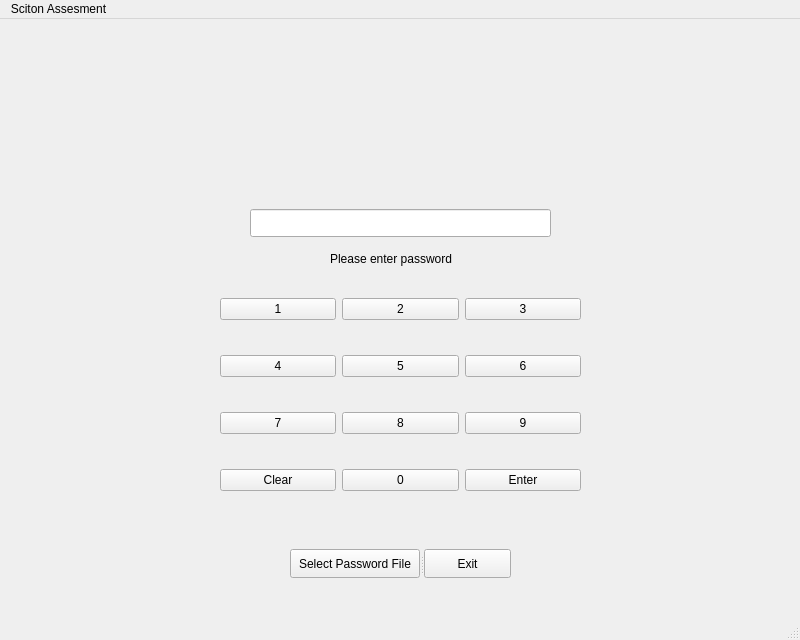
The window that mainwindow.ui (LobsterFestival/QT-PinPad) describes before a commit, drawn with Qt 5.
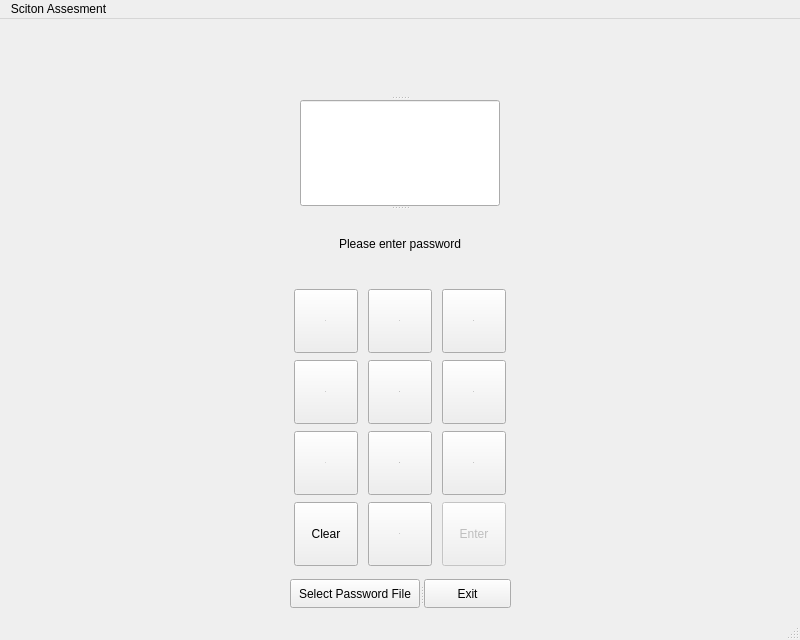
The same window after the commit. Icons and pictures are not drawn.

The edit to the form file:
```diff
--- a/mainwindow.ui
+++ b/mainwindow.ui
@@ -14,182 +14,426 @@
    <string>MainWindow</string>
   </property>
   <widget class="QWidget" name="centralwidget">
-   <widget class="QLabel" name="promptText">
+   <widget class="QSplitter" name="splitter">
     <property name="geometry">
      <rect>
-      <x>330</x>
-      <y>230</y>
-      <width>151</width>
-      <height>20</height>
+      <x>290</x>
+      <y>560</y>
+      <width>221</width>
+      <height>29</height>
      </rect>
     </property>
-    <property name="text">
-     <string>Please enter password</string>
+    <property name="orientation">
+     <enum>Qt::Horizontal</enum>
     </property>
+    <widget class="QPushButton" name="pushButton">
+     <property name="text">
+      <string>Select Password File</string>
+     </property>
+    </widget>
+    <widget class="QPushButton" name="b_exit">
+     <property name="text">
+      <string>Exit</string>
+     </property>
+    </widget>
    </widget>
    <widget class="QWidget" name="layoutWidget">
     <property name="geometry">
      <rect>
-      <x>220</x>
-      <y>250</y>
-      <width>361</width>
-      <height>251</height>
+      <x>290</x>
+      <y>269</y>
+      <width>221</width>
+      <height>279</height>
      </rect>
     </property>
     <layout class="QGridLayout" name="gridLayout">
-     <item row="1" column="1">
-      <widget class="QPushButton" name="b_5">
-       <property name="text">
-        <string>5</string>
-       </property>
-      </widget>
-     </item>
-     <item row="1" column="2">
-      <widget class="QPushButton" name="b_6">
-       <property name="text">
-        <string>6</string>
-       </property>
-      </widget>
-     </item>
      <item row="3" column="0">
       <widget class="QPushButton" name="b_clear">
+       <property name="maximumSize">
+        <size>
+         <width>64</width>
+         <height>64</height>
+        </size>
+       </property>
        <property name="text">
         <string>Clear</string>
        </property>
       </widget>
      </item>
-     <item row="2" column="0">
-      <widget class="QPushButton" name="b_7">
-       <property name="text">
-        <string>7</string>
-       </property>
-      </widget>
-     </item>
-     <item row="2" column="1">
-      <widget class="QPushButton" name="b_8">
-       <property name="text">
-        <string>8</string>
-       </property>
-      </widget>
-     </item>
      <item row="3" column="2">
       <widget class="QPushButton" name="b_enter">
+       <property name="enabled">
+        <bool>false</bool>
+       </property>
+       <property name="maximumSize">
+        <size>
+         <width>64</width>
+         <height>64</height>
+        </size>
+       </property>
        <property name="text">
         <string>Enter</string>
        </property>
       </widget>
      </item>
-     <item row="2" column="2">
-      <widget class="QPushButton" name="b_9">
+     <item row="1" column="2">
+      <widget class="QPushButton" name="b_6">
+       <property name="maximumSize">
+        <size>
+         <width>64</width>
+         <height>64</height>
+        </size>
+       </property>
+       <property name="font">
+        <font>
+         <pointsize>1</pointsize>
+        </font>
+       </property>
        <property name="text">
-        <string>9</string>
+        <string>6</string>
+       </property>
+       <property name="icon">
+        <iconset resource="logoimg.qrc">
+         <normaloff>:/PayPhoneButtons/6.png</normaloff>:/PayPhoneButtons/6.png</iconset>
+       </property>
+       <property name="iconSize">
+        <size>
+         <width>64</width>
+         <height>64</height>
+        </size>
+       </property>
+      </widget>
+     </item>
+     <item row="0" column="2">
+      <widget class="QPushButton" name="b_3">
+       <property name="maximumSize">
+        <size>
+         <width>64</width>
+         <height>64</height>
+        </size>
+       </property>
+       <property name="font">
+        <font>
+         <pointsize>1</pointsize>
+        </font>
+       </property>
+       <property name="text">
+        <string>3</string>
+       </property>
+       <property name="icon">
+        <iconset resource="logoimg.qrc">
+         <normaloff>:/PayPhoneButtons/3.png</normaloff>:/PayPhoneButtons/3.png</iconset>
+       </property>
+       <property name="iconSize">
+        <size>
+         <width>64</width>
+         <height>64</height>
+        </size>
        </property>
       </widget>
      </item>
      <item row="0" column="0">
       <widget class="QPushButton" name="b_1">
+       <property name="enabled">
+        <bool>true</bool>
+       </property>
+       <property name="maximumSize">
+        <size>
+         <width>64</width>
+         <height>64</height>
+        </size>
+       </property>
+       <property name="font">
+        <font>
+         <pointsize>1</pointsize>
+        </font>
+       </property>
        <property name="text">
         <string>1</string>
        </property>
+       <property name="icon">
+        <iconset resource="logoimg.qrc">
+         <normaloff>:/PayPhoneButtons/1.png</normaloff>:/PayPhoneButtons/1.png</iconset>
+       </property>
+       <property name="iconSize">
+        <size>
+         <width>64</width>
+         <height>64</height>
+        </size>
+       </property>
        <property name="flat">
         <bool>false</bool>
        </property>
       </widget>
      </item>
+     <item row="1" column="1">
+      <widget class="QPushButton" name="b_5">
+       <property name="maximumSize">
+        <size>
+         <width>64</width>
+         <height>64</height>
+        </size>
+       </property>
+       <property name="font">
+        <font>
+         <pointsize>1</pointsize>
+        </font>
+       </property>
+       <property name="text">
+        <string>5</string>
+       </property>
+       <property name="icon">
+        <iconset resource="logoimg.qrc">
+         <normaloff>:/PayPhoneButtons/5.png</normaloff>:/PayPhoneButtons/5.png</iconset>
+       </property>
+       <property name="iconSize">
+        <size>
+         <width>64</width>
+         <height>64</height>
+        </size>
+       </property>
+      </widget>
+     </item>
+     <item row="2" column="1">
+      <widget class="QPushButton" name="b_8">
+       <property name="maximumSize">
+        <size>
+         <width>64</width>
+         <height>64</height>
+        </size>
+       </property>
+       <property name="font">
+        <font>
+         <pointsize>1</pointsize>
+        </font>
+       </property>
+       <property name="text">
+        <string>8</string>
+       </property>
+       <property name="icon">
+        <iconset resource="logoimg.qrc">
+         <normaloff>:/PayPhoneButtons/8.png</normaloff>:/PayPhoneButtons/8.png</iconset>
+       </property>
+       <property name="iconSize">
+        <size>
+         <width>64</width>
+         <height>64</height>
+        </size>
+       </property>
+      </widget>
+     </item>
+     <item row="2" column="2">
+      <widget class="QPushButton" name="b_9">
+       <property name="maximumSize">
+        <size>
+         <width>64</width>
+         <height>64</height>
+        </size>
+       </property>
+       <property name="font">
+        <font>
+         <pointsize>1</pointsize>
+        </font>
+       </property>
+       <property name="text">
+        <string>9</string>
+       </property>
+       <property name="icon">
+        <iconset resource="logoimg.qrc">
+         <normaloff>:/PayPhoneButtons/9.png</normaloff>:/PayPhoneButtons/9.png</iconset>
+       </property>
+       <property name="iconSize">
+        <size>
+         <width>64</width>
+         <height>64</height>
+        </size>
+       </property>
+      </widget>
+     </item>
      <item row="1" column="0">
       <widget class="QPushButton" name="b_4">
+       <property name="maximumSize">
+        <size>
+         <width>64</width>
+         <height>64</height>
+        </size>
+       </property>
+       <property name="font">
+        <font>
+         <pointsize>1</pointsize>
+        </font>
+       </property>
        <property name="text">
         <string>4</string>
        </property>
+       <property name="icon">
+        <iconset resource="logoimg.qrc">
+         <normaloff>:/PayPhoneButtons/4.png</normaloff>:/PayPhoneButtons/4.png</iconset>
+       </property>
+       <property name="iconSize">
+        <size>
+         <width>64</width>
+         <height>64</height>
+        </size>
+       </property>
+      </widget>
+     </item>
+     <item row="3" column="1">
+      <widget class="QPushButton" name="b_0">
+       <property name="sizePolicy">
+        <sizepolicy hsizetype="Fixed" vsizetype="Fixed">
+         <horstretch>0</horstretch>
+         <verstretch>0</verstretch>
+        </sizepolicy>
+       </property>
+       <property name="minimumSize">
+        <size>
+         <width>64</width>
+         <height>64</height>
+        </size>
+       </property>
+       <property name="maximumSize">
+        <size>
+         <width>64</width>
+         <height>64</height>
+        </size>
+       </property>
+       <property name="font">
+        <font>
+         <pointsize>1</pointsize>
+        </font>
+       </property>
+       <property name="text">
+        <string notr="true">0</string>
+       </property>
+       <property name="icon">
+        <iconset resource="logoimg.qrc">
+         <normaloff>:/PayPhoneButtons/0.png</normaloff>:/PayPhoneButtons/0.png</iconset>
+       </property>
+       <property name="iconSize">
+        <size>
+         <width>64</width>
+         <height>64</height>
+        </size>
+       </property>
+      </widget>
+     </item>
+     <item row="2" column="0">
+      <widget class="QPushButton" name="b_7">
+       <property name="maximumSize">
+        <size>
+         <width>64</width>
+         <height>64</height>
+        </size>
+       </property>
+       <property name="font">
+        <font>
+         <pointsize>1</pointsize>
+        </font>
+       </property>
+       <property name="text">
+        <string>7</string>
+       </property>
+       <property name="icon">
+        <iconset resource="logoimg.qrc">
+         <normaloff>:/PayPhoneButtons/7.png</normaloff>:/PayPhoneButtons/7.png</iconset>
+       </property>
+       <property name="iconSize">
+        <size>
+         <width>64</width>
+         <height>64</height>
+        </size>
+       </property>
       </widget>
      </item>
      <item row="0" column="1">
       <widget class="QPushButton" name="b_2">
+       <property name="maximumSize">
+        <size>
+         <width>64</width>
+         <height>64</height>
+        </size>
+       </property>
+       <property name="font">
+        <font>
+         <pointsize>1</pointsize>
+        </font>
+       </property>
        <property name="text">
         <string>2</string>
        </property>
-      </widget>
-     </item>
-     <item row="0" column="2">
-      <widget class="QPushButton" name="b_3">
-       <property name="text">
-        <string>3</string>
+       <property name="icon">
+        <iconset resource="logoimg.qrc">
+         <normaloff>:/PayPhoneButtons/2.png</normaloff>:/PayPhoneButtons/2.png</iconset>
        </property>
-      </widget>
-     </item>
-     <item row="3" column="1">
-      <widget class="QPushButton" name="b_0">
-       <property name="text">
-        <string>0</string>
+       <property name="iconSize">
+        <size>
+         <width>64</width>
+         <height>64</height>
+        </size>
        </property>
       </widget>
      </item>
     </layout>
    </widget>
-   <widget class="QLineEdit" name="lineEdit">
+   <widget class="QSplitter" name="splitter_2">
     <property name="geometry">
      <rect>
-      <x>250</x>
-      <y>190</y>
-      <width>301</width>
-      <height>28</height>
-     </rect>
-    </property>
-    <property name="echoMode">
-     <enum>QLineEdit::Password</enum>
-    </property>
-    <property name="readOnly">
-     <bool>true</bool>
-    </property>
-   </widget>
-   <widget class="QLabel" name="logo">
-    <property name="geometry">
-     <rect>
-      <x>310</x>
-      <y>0</y>
-      <width>201</width>
-      <height>191</height>
-     </rect>
-    </property>
-    <property name="styleSheet">
-     <string notr="true"/>
-    </property>
-    <property name="text">
-     <string/>
-    </property>
-    <property name="pixmap">
-     <pixmap resource="logoimg.qrc">:/logo200px.png</pixmap>
-    </property>
-   </widget>
-   <widget class="QSplitter" name="splitter">
-    <property name="geometry">
-     <rect>
-      <x>290</x>
-      <y>530</y>
-      <width>221</width>
-      <height>29</height>
+      <x>300</x>
+      <y>10</y>
+      <width>200</width>
+      <height>248</height>
      </rect>
     </property>
     <property name="orientation">
-     <enum>Qt::Horizontal</enum>
+     <enum>Qt::Vertical</enum>
     </property>
-    <widget class="QPushButton" name="pushButton">
+    <widget class="QLabel" name="logo">
+     <property name="minimumSize">
+      <size>
+       <width>200</width>
+       <height>0</height>
+      </size>
+     </property>
+     <property name="maximumSize">
+      <size>
+       <width>200</width>
+       <height>200</height>
+      </size>
+     </property>
+     <property name="styleSheet">
+      <string notr="true"/>
+     </property>
      <property name="text">
-      <string>Select Password File</string>
+      <string/>
      </property>
+     <property name="pixmap">
+      <pixmap resource="logoimg.qrc">:/logo200px.png</pixmap>
+     </property>
     </widget>
-    <widget class="QPushButton" name="b_exit">
+    <widget class="QLineEdit" name="lineEdit">
+     <property name="echoMode">
+      <enum>QLineEdit::Password</enum>
+     </property>
+     <property name="readOnly">
+      <bool>true</bool>
+     </property>
+    </widget>
+    <widget class="QLabel" name="promptText">
      <property name="text">
-      <string>Exit</string>
+      <string>Please enter password</string>
+     </property>
+     <property name="textFormat">
+      <enum>Qt::PlainText</enum>
+     </property>
+     <property name="alignment">
+      <set>Qt::AlignCenter</set>
      </property>
     </widget>
    </widget>
-   <zorder>logo</zorder>
-   <zorder>promptText</zorder>
-   <zorder>b_exit</zorder>
+   <zorder>splitter</zorder>
+   <zorder>splitter_2</zorder>
    <zorder>layoutWidget</zorder>
-   <zorder>lineEdit</zorder>
-   <zorder>pushButton</zorder>
   </widget>
   <widget class="QMenuBar" name="menubar">
    <property name="geometry">
```
Left out of the diff: 172 changed lines with no effect on the pictures.
